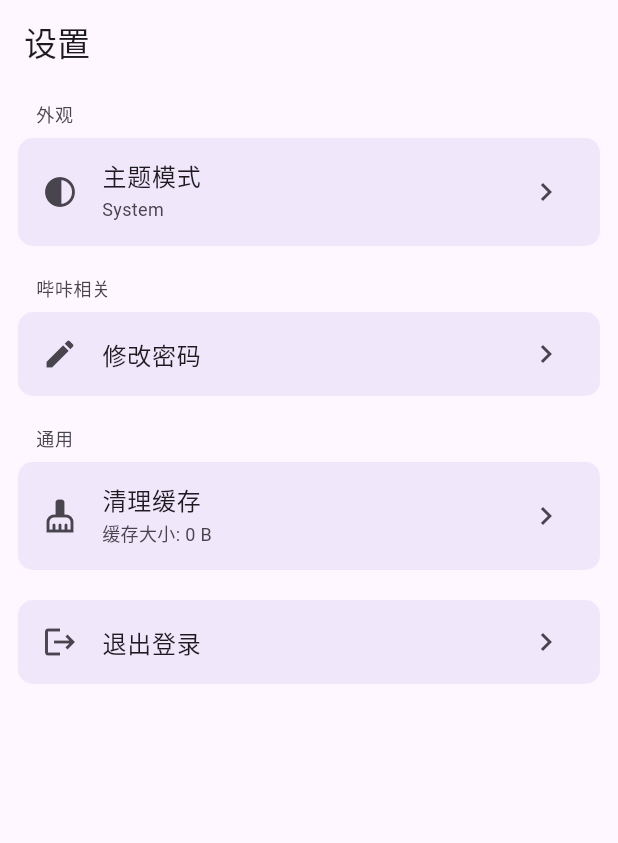
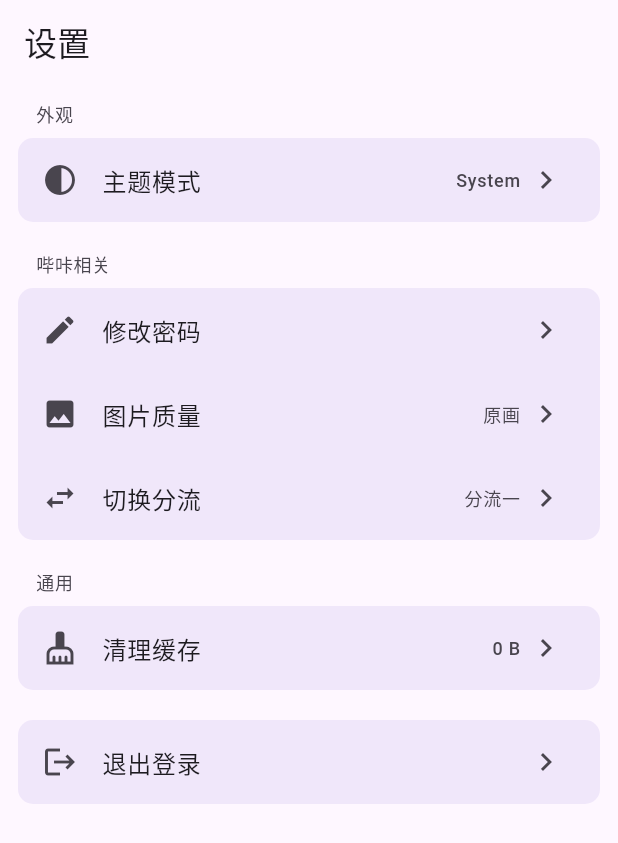
Before and after one commit to raoxwup/haka_comic, a Flutter app: the Settings screen opened by its route, on a phone screen of 412 x 824 dp. Shown: the top 843 px of the screen. Run offline on Flutter 3.47's test engine with Material 3 defaults, Android fonts, the phone set to English and light mode, and no system bars; drawn by our look-alikes of dynamic_color; our stand-ins replace cached_network_image, dio, flutter_cache_manager, go_router, image_picker, scrollable_positioned_list and 1 more; missing offline and left inert: sqlite_async; accounts and stored records are empty; statements that could not run were skipped.

Commit message:
增加分流选择与图片质量选择

```diff
--- a/lib/config/app_config.dart
+++ b/lib/config/app_config.dart
@@ -1,13 +1,27 @@
+import 'package:haka_comic/network/utils.dart';
 import 'package:haka_comic/utils/shared_preferences_util.dart';
 
 class AppConf {
   static final AppConf instance = AppConf._internal();
 
+  AppConf._internal();
+
+  factory AppConf() => instance;
+
+  /// 账号
   String _email = '';
+
+  /// 密码
   String _password = '';
+
+  /// token
   String _token = '';
 
-  AppConf._internal();
+  /// 图片质量
+  ImageQuality _imageQuality = ImageQuality.original;
+
+  /// 分流
+  Server _server = Server.one;
 
   bool get isLogged => _token.isNotEmpty;
   bool get hasAccount => _email.isNotEmpty && _password.isNotEmpty;
@@ -17,34 +31,65 @@ class AppConf {
     instance._email = prefs.getString('email') ?? '';
     instance._password = prefs.getString('password') ?? '';
     instance._token = prefs.getString('token') ?? '';
+    instance._imageQuality = getImageQuality(
+      prefs.getString('imageQuality') ?? 'original',
+    );
+    instance._server = getServer(prefs.getString('server') ?? '1');
   }
 
-  set email(String value) => _saveToPrefs('email', value, (v) => _email = v);
+  set email(String value) =>
+      _saveToPrefs('email', value, value, (v) => _email = v);
   set password(String value) =>
-      _saveToPrefs('password', value, (v) => _password = v);
-  set token(String value) => _saveToPrefs('token', value, (v) => _token = v);
+      _saveToPrefs('password', value, value, (v) => _password = v);
+  set token(String value) =>
+      _saveToPrefs('token', value, value, (v) => _token = v);
+  set imageQuality(ImageQuality value) => _saveToPrefs(
+    'imageQuality',
+    value.name,
+    value,
+    (v) => _imageQuality = value,
+  );
+  set server(Server value) => _saveToPrefs(
+    'server',
+    getServerName(value),
+    value,
+    (v) => _server = value,
+  );
 
   String get email => _email;
   String get password => _password;
   String get token => _token;
+  ImageQuality get imageQuality => _imageQuality;
+  Server get server => _server;
 
-  void _saveToPrefs(String key, String value, Function(String) updateField) {
-    updateField(value);
+  void _saveToPrefs<T>(
+    String key,
+    String value,
+    T updateValue,
+    Function(T) updateField,
+  ) {
+    updateField(updateValue);
     SharedPreferencesUtil.prefs.setString(key, value);
   }
 
+  /// 清除token
   void clearAuth() {
     _token = '';
     SharedPreferencesUtil.prefs.remove('token');
   }
 
+  /// 清空
   void clearCredentials() {
     _email = '';
     _password = '';
     _token = '';
+    _imageQuality = ImageQuality.original;
+    _server = Server.one;
     SharedPreferencesUtil.prefs
       ..remove('email')
       ..remove('password')
-      ..remove('token');
+      ..remove('token')
+      ..remove('imageQuality')
+      ..remove('server');
   }
 }
--- a/lib/network/utils.dart
+++ b/lib/network/utils.dart
@@ -8,7 +8,55 @@ const secretKey =
     "~d}\$Q7\$eIni=V)9\\RK/P.RM4;9[7|@/CA}b~OW!3?EV`:<>M7pddUBL5n|0/*Cn";
 const nonce = "4ce7a7aa759b40f794d189a88b84aba8";
 
+/// 图片质量
 enum ImageQuality { low, medium, high, original }
+
+String getImageQualityDisplayName(ImageQuality quality) {
+  return switch (quality) {
+    ImageQuality.low => '低',
+    ImageQuality.medium => '中',
+    ImageQuality.high => '高',
+    ImageQuality.original => '原画',
+  };
+}
+
+ImageQuality getImageQuality(String name) {
+  return switch (name) {
+    'low' => ImageQuality.low,
+    'medium' => ImageQuality.medium,
+    'high' => ImageQuality.high,
+    'original' => ImageQuality.original,
+    _ => ImageQuality.original,
+  };
+}
+
+///选择分流
+enum Server { one, two, three }
+
+String getServerDisplayName(Server server) {
+  return switch (server) {
+    Server.one => '分流一',
+    Server.two => '分流二',
+    Server.three => '分流三',
+  };
+}
+
+String getServerName(Server server) {
+  return switch (server) {
+    Server.one => '1',
+    Server.two => '2',
+    Server.three => '3',
+  };
+}
+
+Server getServer(String name) {
+  return switch (name) {
+    '1' => Server.one,
+    '2' => Server.two,
+    '3' => Server.three,
+    _ => Server.one,
+  };
+}
 
 Map<String, String> defaultHeaders = {
   "accept": "application/vnd.picacomic.com.v1+json",
@@ -16,11 +64,9 @@ Map<String, String> defaultHeaders = {
   "Content-Type": "application/json; charset=UTF-8",
   "api-key": apiKey,
   "app-build-version": "45",
-  "app-channel": "1",
   "app-platform": "android",
   "app-uuid": "defaultUuid",
   "app-version": "2.2.1.3.3.4",
-  "image-quality": ImageQuality.original.name,
   "nonce": nonce,
 };
 
@@ -54,10 +100,13 @@ String getTimestamp() {
 Map<String, String> getHeaders(String url, Method method) {
   final timestamp = getTimestamp();
   final signature = getSignature(url, timestamp, nonce, method);
+  final conf = AppConf();
   return {
     ...defaultHeaders,
     "time": timestamp,
     "signature": signature,
-    "authorization": AppConf.instance.token,
+    "authorization": conf.token,
+    "app-channel": getServerName(conf.server),
+    "image-quality": conf.imageQuality.name,
   };
 }
--- /dev/null
+++ b/lib/views/settings/change_image_quality.dart
@@ -0,0 +1,67 @@
+import 'package:flutter/material.dart';
+import 'package:go_router/go_router.dart';
+import 'package:haka_comic/config/app_config.dart';
+import 'package:haka_comic/network/utils.dart';
+
+class ChangeImageQuality extends StatefulWidget {
+  const ChangeImageQuality({super.key});
+
+  @override
+  State<ChangeImageQuality> createState() => _ChangeImageQualityState();
+}
+
+class _ChangeImageQualityState extends State<ChangeImageQuality> {
+  ImageQuality _imageQuality = AppConf().imageQuality;
+
+  void _showImageQualityDialog() {
+    showDialog(
+      context: context,
+      builder: (BuildContext context) {
+        return SimpleDialog(
+          title: const Text('修改图片质量'),
+          children:
+              ImageQuality.values.map((imageQuality) {
+                return SimpleDialogOption(
+                  onPressed: () {
+                    setState(() {
+                      _imageQuality = imageQuality;
+                      AppConf().imageQuality = imageQuality;
+                    });
+                    context.pop();
+                  },
+                  child: ListTile(
+                    leading: Icon(
+                      _imageQuality == imageQuality
+                          ? Icons.check_circle
+                          : Icons.radio_button_unchecked,
+                      color: Theme.of(context).primaryColor,
+                    ),
+                    title: Text(getImageQualityDisplayName(imageQuality)),
+                  ),
+                );
+              }).toList(),
+        );
+      },
+    );
+  }
+
+  @override
+  Widget build(BuildContext context) {
+    return ListTile(
+      leading: Icon(Icons.image),
+      title: Text('图片质量'),
+      trailing: Row(
+        spacing: 5.0,
+        mainAxisSize: MainAxisSize.min,
+        children: [
+          Text(
+            getImageQualityDisplayName(_imageQuality),
+            style: const TextStyle(fontSize: 12),
+          ),
+          const Icon(Icons.chevron_right),
+        ],
+      ),
+      onTap: _showImageQualityDialog,
+    );
+  }
+}
--- a/lib/views/settings/change_password.dart
+++ b/lib/views/settings/change_password.dart
@@ -7,14 +7,9 @@ import 'package:haka_comic/utils/extension.dart';
 import 'package:haka_comic/widgets/button.dart';
 import 'package:haka_comic/widgets/toast.dart';
 
-class ChangePassword extends StatefulWidget {
+class ChangePassword extends StatelessWidget {
   const ChangePassword({super.key});
 
-  @override
-  State<ChangePassword> createState() => _ChangePasswordState();
-}
-
-class _ChangePasswordState extends State<ChangePassword> {
   @override
   Widget build(BuildContext context) {
     return ListTile(
@@ -75,6 +70,7 @@ class _ChangePassWordDialogState extends State<ChangePassWordDialog> {
       children: [
         TextField(
           controller: controller,
+          autofocus: true,
           decoration: const InputDecoration(
             border: OutlineInputBorder(),
             hintText: '新密码',
--- /dev/null
+++ b/lib/views/settings/change_server.dart
@@ -0,0 +1,67 @@
+import 'package:flutter/material.dart';
+import 'package:go_router/go_router.dart';
+import 'package:haka_comic/config/app_config.dart';
+import 'package:haka_comic/network/utils.dart';
+
+class ChangeServer extends StatefulWidget {
+  const ChangeServer({super.key});
+
+  @override
+  State<ChangeServer> createState() => _ChangeServerState();
+}
+
+class _ChangeServerState extends State<ChangeServer> {
+  Server _server = AppConf().server;
+
+  void _showServerDialog() {
+    showDialog(
+      context: context,
+      builder: (BuildContext context) {
+        return SimpleDialog(
+          title: const Text('选择分流服务器'),
+          children:
+              Server.values.map((server) {
+                return SimpleDialogOption(
+                  onPressed: () {
+                    setState(() {
+                      _server = server;
+                      AppConf().server = server;
+                    });
+                    context.pop();
+                  },
+                  child: ListTile(
+                    leading: Icon(
+                      _server == server
+                          ? Icons.check_circle
+                          : Icons.radio_button_unchecked,
+                      color: Theme.of(context).primaryColor,
+                    ),
+                    title: Text(getServerDisplayName(server)),
+                  ),
+                );
+              }).toList(),
+        );
+      },
+    );
+  }
+
+  @override
+  Widget build(BuildContext context) {
+    return ListTile(
+      leading: Icon(Icons.swap_horiz),
+      title: Text('切换分流'),
+      trailing: Row(
+        spacing: 5.0,
+        mainAxisSize: MainAxisSize.min,
+        children: [
+          Text(
+            getServerDisplayName(_server),
+            style: const TextStyle(fontSize: 12),
+          ),
+          const Icon(Icons.chevron_right),
+        ],
+      ),
+      onTap: _showServerDialog,
+    );
+  }
+}
--- a/lib/views/settings/clear_cache.dart
+++ b/lib/views/settings/clear_cache.dart
@@ -88,13 +88,21 @@ class _ClearCacheState extends State<ClearCache> {
     return ListTile(
       leading: Icon(Icons.cleaning_services),
       title: Text('清理缓存'),
-      subtitle: Text(
-        _isClearing
-            ? "清理中..."
-            : "缓存大小: ${_isCalculating ? '计算中...' : formatSize(_cacheSize)}",
-        style: const TextStyle(fontSize: 12),
+      trailing: Row(
+        spacing: 5.0,
+        mainAxisSize: MainAxisSize.min,
+        children: [
+          Text(
+            _isClearing
+                ? "清理中..."
+                : _isCalculating
+                ? '计算中...'
+                : formatSize(_cacheSize),
+            style: const TextStyle(fontSize: 12),
+          ),
+          const Icon(Icons.chevron_right),
+        ],
       ),
-      trailing: Icon(Icons.chevron_right),
       onTap: () async {
         final bool? result = await showDialog(
           context: context,
--- a/lib/views/settings/settings.dart
+++ b/lib/views/settings/settings.dart
@@ -1,6 +1,8 @@
 import 'package:flutter/material.dart';
 import 'package:haka_comic/utils/extension.dart';
+import 'package:haka_comic/views/settings/change_image_quality.dart';
 import 'package:haka_comic/views/settings/change_password.dart';
+import 'package:haka_comic/views/settings/change_server.dart';
 import 'package:haka_comic/views/settings/clear_cache.dart';
 import 'package:haka_comic/views/settings/logout.dart';
 import 'package:haka_comic/views/settings/theme.dart' as t;
@@ -22,7 +24,14 @@ class _SettingsState extends State<Settings> {
         children: [
           Block(title: '外观', children: [const t.Theme()]),
           const SizedBox(height: 20),
-          Block(title: '哔咔相关', children: [const ChangePassword()]),
+          Block(
+            title: '哔咔相关',
+            children: [
+              const ChangePassword(),
+              const ChangeImageQuality(),
+              const ChangeServer(),
+            ],
+          ),
           const SizedBox(height: 20),
           Block(title: '通用', children: [const ClearCache()]),
           const SizedBox(height: 20),
--- a/lib/views/settings/theme.dart
+++ b/lib/views/settings/theme.dart
@@ -21,10 +21,16 @@ class _ThemeState extends State<Theme> {
     return ListTile(
       leading: Icon(Icons.contrast),
       title: Text('主题模式'),
-      trailing: Icon(Icons.chevron_right),
-      subtitle: Text(
-        ThemeProvider.themeModeToString[themeMode] ?? 'System',
-        style: const TextStyle(fontSize: 12),
+      trailing: Row(
+        spacing: 5.0,
+        mainAxisSize: MainAxisSize.min,
+        children: [
+          Text(
+            ThemeProvider.themeModeToString[themeMode] ?? 'System',
+            style: const TextStyle(fontSize: 12),
+          ),
+          const Icon(Icons.chevron_right),
+        ],
       ),
       onTap: () {
         showModalBottomSheet(
```
